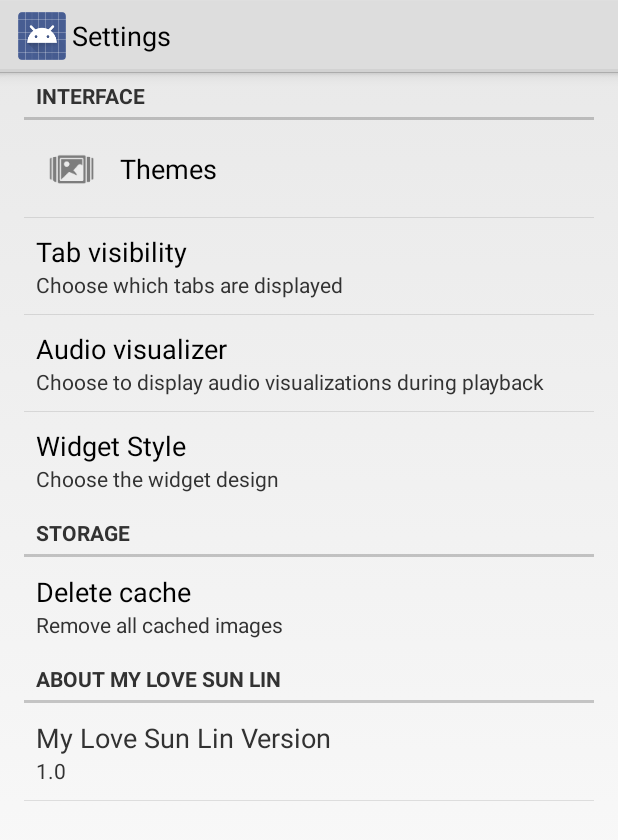
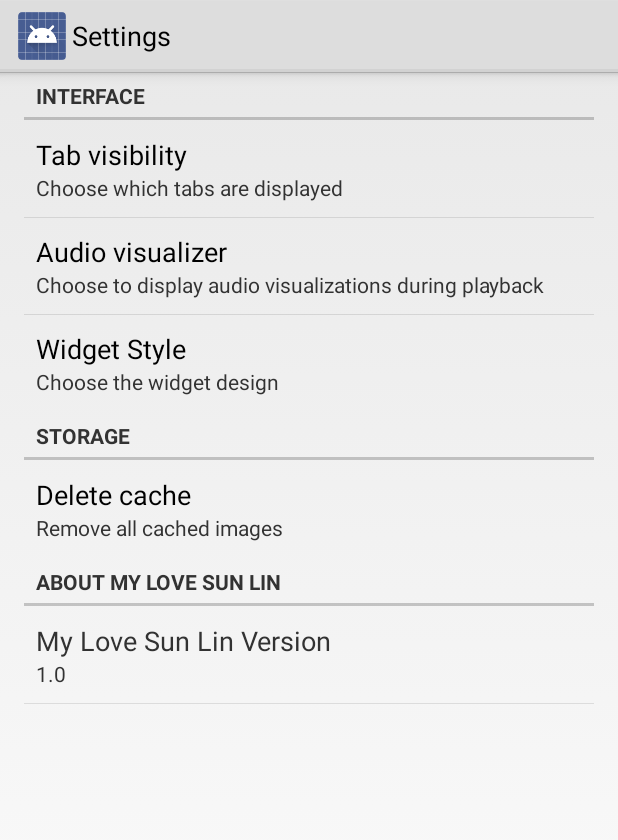
Before and after one commit to yanbowen/MyLovePlayer, an Android app: the SettingsHolder screen opened directly, with no data from a screen before it, on a phone screen of 412 x 824 dp. Shown: the top 840 px of the screen. Run offline under Robolectric (Android 15) with nearby library versions, the phone set to English and light mode, and no system bars; libraries missing offline, so code that uses them is left out: com.swust.myLovePlayerMod; 2 statements that could not run were skipped.

Commit message:
add new function

```diff
--- a/MyLoveSunLin/src/main/java/cn/studyjams/s2/sj0132/bowenyan/myloveplayer/activities/WelcomeActivity.java
+++ b/MyLoveSunLin/src/main/java/cn/studyjams/s2/sj0132/bowenyan/myloveplayer/activities/WelcomeActivity.java
@@ -6,19 +6,21 @@ import android.content.Intent;
 import android.content.SharedPreferences;
 import android.os.Bundle;
 import android.os.Handler;
+import android.view.Window;
 
 import cn.studyjams.s2.sj0132.bowenyan.myloveplayer.R;
 
 
 public class WelcomeActivity extends Activity {
 
-    private final int SPLASH_DISPLAY_LENGHT = 3000; //Delay 3 seconds
+    private final int SPLASH_DISPLAY_LENGHT = 1000; //Delay 3 seconds
     private SharedPreferences preferences;
     private SharedPreferences.Editor editor;
 
     @Override
     protected void onCreate(Bundle savedInstanceState) {
         super.onCreate(savedInstanceState);
+        this.requestWindowFeature(Window.FEATURE_NO_TITLE);
         setContentView(R.layout.activity_welcome);
         preferences = getSharedPreferences("phone", Context.MODE_PRIVATE);
         new Handler().postDelayed(new Runnable() {
--- a/MyLoveSunLin/src/main/java/cn/studyjams/s2/sj0132/bowenyan/myloveplayer/preferences/SettingsHolder.java
+++ b/MyLoveSunLin/src/main/java/cn/studyjams/s2/sj0132/bowenyan/myloveplayer/preferences/SettingsHolder.java
@@ -61,7 +61,7 @@ public class SettingsHolder extends PreferenceActivity  implements ServiceConnec
         initDeleteCache();
 
         // Load the theme chooser
-        initThemeChooser();
+//        initThemeChooser();
 
         //Enable up button
         // getActionBar().setDisplayHomeAsUpEnabled(true);
--- a/MyLoveSunLin/src/main/java/cn/studyjams/s2/sj0132/bowenyan/myloveplayer/ui/adapters/ArtistAdapter.java
+++ b/MyLoveSunLin/src/main/java/cn/studyjams/s2/sj0132/bowenyan/myloveplayer/ui/adapters/ArtistAdapter.java
@@ -28,11 +28,8 @@ import static cn.studyjams.s2.sj0132.bowenyan.myloveplayer.Constants.*;
 public class ArtistAdapter extends SimpleCursorAdapter {
 
     private AnimationDrawable mPeakOneAnimation, mPeakTwoAnimation;
-
     private WeakReference<ViewHolderGrid> holderReference;
-
     private Context mContext;
-
     private ImageProvider mImageProvider;
 
     public ArtistAdapter(Context context, int layout, Cursor c, String[] from, int[] to, int flags) {
--- a/MyLoveSunLin/src/main/res/menu/actionbar_top.xml
+++ b/MyLoveSunLin/src/main/res/menu/actionbar_top.xml
@@ -24,8 +24,8 @@
         <menu>
             <item android:id="@+id/action_settings"
                   android:title="@string/settings" />
-            <item android:id="@+id/action_eqalizer"
-                  android:title="@string/eqalizer" />
+            <!--<item android:id="@+id/action_eqalizer"-->
+                  <!--android:title="@string/eqalizer" />-->
             <item android:id="@+id/action_shuffle_all"
                   android:title="@string/shuffle_all" />
         </menu>
--- a/MyLoveSunLin/src/main/res/xml/settings.xml
+++ b/MyLoveSunLin/src/main/res/xml/settings.xml
@@ -2,19 +2,6 @@
 <PreferenceScreen xmlns:android="http://schemas.android.com/apk/res/android" >
 
     <PreferenceCategory android:title="@string/header_interface" >
-        <PreferenceScreen
-            android:icon="@mipmap/apollo_settings_themes"
-            android:key="@string/key_themes_preferences"
-            android:title="@string/themes" >
-            <ListPreference
-                android:key="@string/key_themes_package"
-                android:summary="@string/apollo_themes"
-                android:title="@string/select_theme" />
-
-            <cn.studyjams.s2.sj0132.bowenyan.myloveplayer.preferences.ThemePreview
-                android:key="@string/key_themes"
-                android:layout="@layout/theme_preview" />
-        </PreferenceScreen>
         <MultiSelectListPreference
 	        android:dialogTitle="@string/tab_visibility_title"
 	        android:key="@string/key_tabs_enabled"
--- a/build.gradle
+++ b/build.gradle
@@ -7,6 +7,7 @@ buildscript {
     dependencies {
         classpath 'com.android.tools.build:gradle:2.3.1'
 
+        classpath 'com.google.gms:google-services:3.0.0'
         // NOTE: Do not place your application dependencies here; they belong
         // in the individual module build.gradle files
     }
```
Also changed, not shown: MyLoveSunLin/build.gradle (+8 -0 lines), MyLoveSunLin/src/main/AndroidManifest.xml (+22 -20 lines), MyLoveSunLin/src/main/java/cn/studyjams/s2/sj0132/bowenyan/myloveplayer/activities/MainActivity.java (+5 -5 lines), MyLoveSunLin/src/main/java/cn/studyjams/s2/sj0132/bowenyan/myloveplayer/preferences/ThemePreview.java (+18 -17 lines), MyLoveSunLin/src/main/res/layout/activity_main.xml (deleted, +0 -18 lines), MyLoveSunLin/src/main/res/layout/theme_preview.xml (+9 -22 lines), MyLoveSunLin/src/main/res/drawable/a.png (added), MyLoveSunLin/src/main/res/drawable/notify_panel_notification_icon_bg.png (added), 1 other file.
